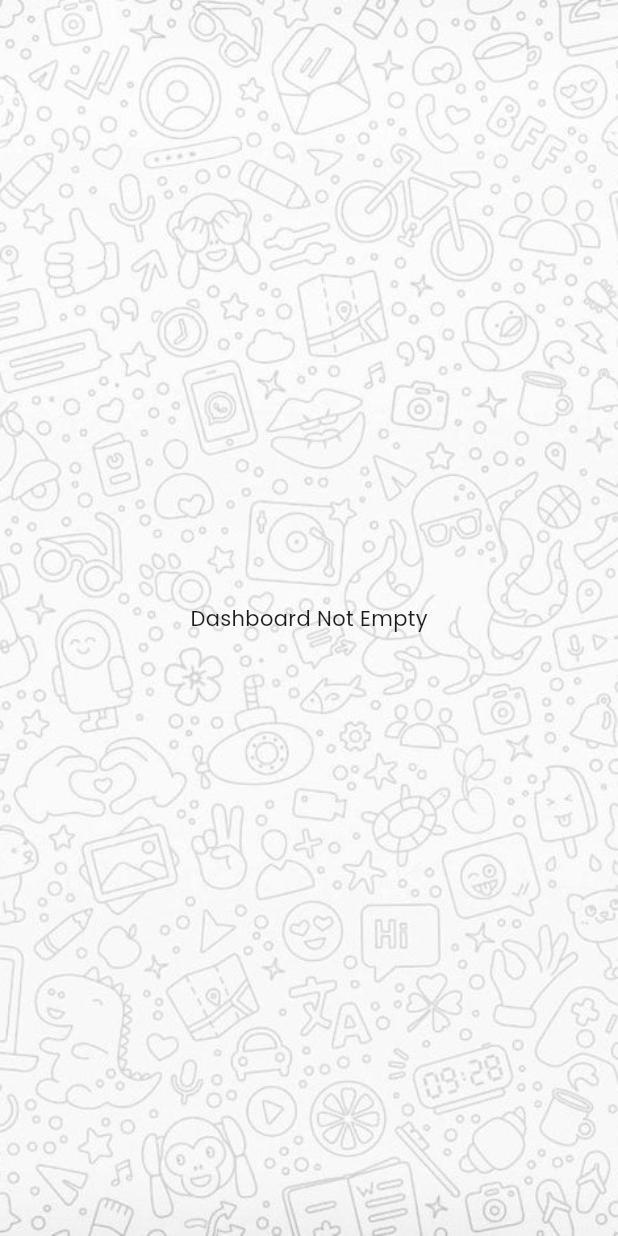
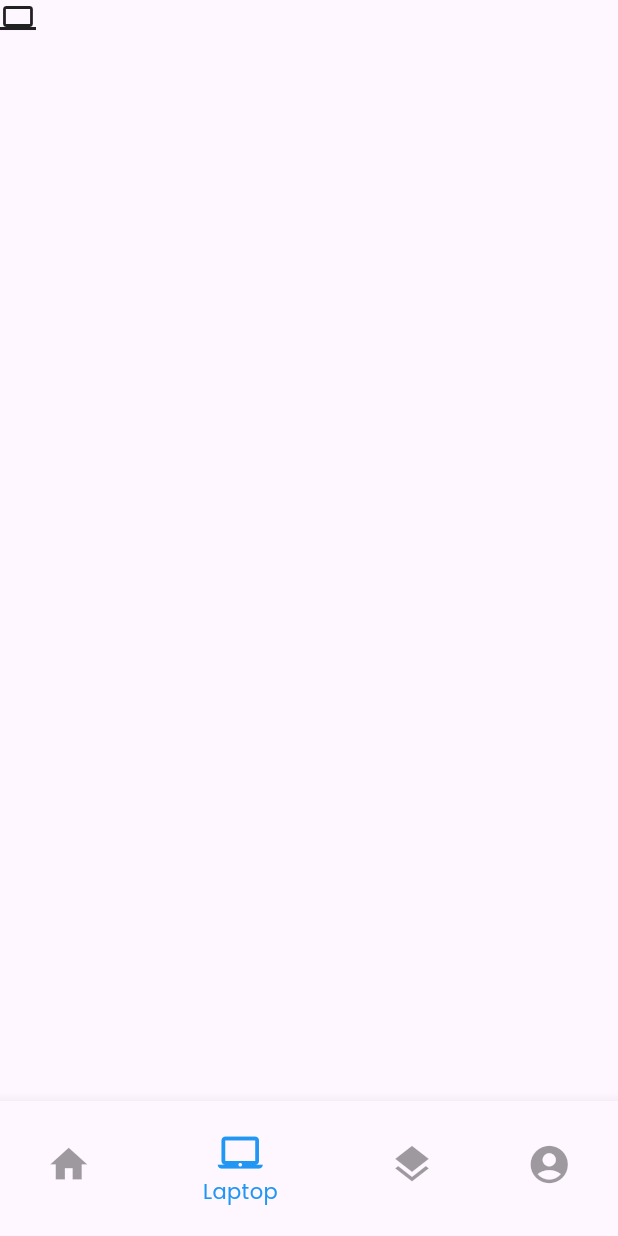
Before and after one commit to hawk-xc/Flutter_e_antrean, a Flutter app: the screen it shows after launch, on a phone screen of 412 x 824 dp. Run offline on Flutter 3.47's test engine with Material 3 defaults, Android fonts, the phone set to English and light mode, and no system bars; our stand-ins replace dio, shared_preferences.

Commit message:
add bottom navigation links

```diff
--- a/lib/main.dart
+++ b/lib/main.dart
@@ -1,6 +1,7 @@
 import 'package:flutter/material.dart';
 // import 'package:flutter_e_service_app/ui/login_view.dart';
 import 'package:flutter_e_service_app/ui/dashboard_view.dart';
+import 'package:flutter_e_service_app/ui/profile_view.dart';
 
 void main() => runApp(
       MaterialApp(
@@ -9,33 +10,77 @@ void main() => runApp(
           primarySwatch: Colors.blue,
           fontFamily: 'Poppins',
         ),
-        home: const DashboardView(),
-        // home: LoginView(),
-        // home: RegisterView(),
-        // home: ProfileView(),
+        home: const MainPage(),
       ),
     );
 
-class MainApp extends StatelessWidget {
-  const MainApp({super.key});
+class MainPage extends StatefulWidget {
+  const MainPage({super.key});
+
+  @override
+  State<MainPage> createState() => MainPageState();
+}
+
+class MainPageState extends State<MainPage> {
+  List<Widget> body = const [
+    DashboardView(),
+    Icon(Icons.laptop),
+    Icon(Icons.person),
+    ProfileView(),
+  ];
+
+  int _selectedIndex = 1;
+
+  void _onItemTapped(int index) {
+    setState(() {
+      _selectedIndex = index;
+    });
+  }
 
   @override
   Widget build(BuildContext context) {
-    return const Scaffold(
-      body: Text("hello world"),
+    return Scaffold(
+      bottomNavigationBar: Container(
+        height: 90,
+        child: BottomNavigationBar(
+          items: const <BottomNavigationBarItem>[
+            BottomNavigationBarItem(
+              icon: Icon(
+                Icons.home,
+                size: 30,
+              ),
+              label: 'Home',
+            ),
+            BottomNavigationBarItem(
+              icon: Icon(
+                Icons.laptop_mac,
+                size: 30,
+              ),
+              label: 'Laptop',
+            ),
+            BottomNavigationBarItem(
+              icon: Icon(
+                Icons.layers,
+                size: 30,
+              ),
+              label: 'Papers',
+            ),
+            BottomNavigationBarItem(
+              icon: Icon(
+                Icons.account_circle,
+                size: 30,
+              ),
+              label: 'Profile',
+            ),
+          ],
+          currentIndex: _selectedIndex,
+          selectedItemColor: Colors.blue,
+          unselectedItemColor: Colors.black38,
+          // backgroundColor: Colors.black,
+          onTap: _onItemTapped,
+        ),
+      ),
+      body: body[_selectedIndex],
     );
   }
 }
-
-class MainMenu extends StatelessWidget {
-  const MainMenu({super.key});
-
-  @override
-  Widget build(BuildContext context) {
-    return const MaterialApp(
-      home: Scaffold(
-        body: Center(child: Text('home base')),
-      ),
-    );
-  }
-}
```
